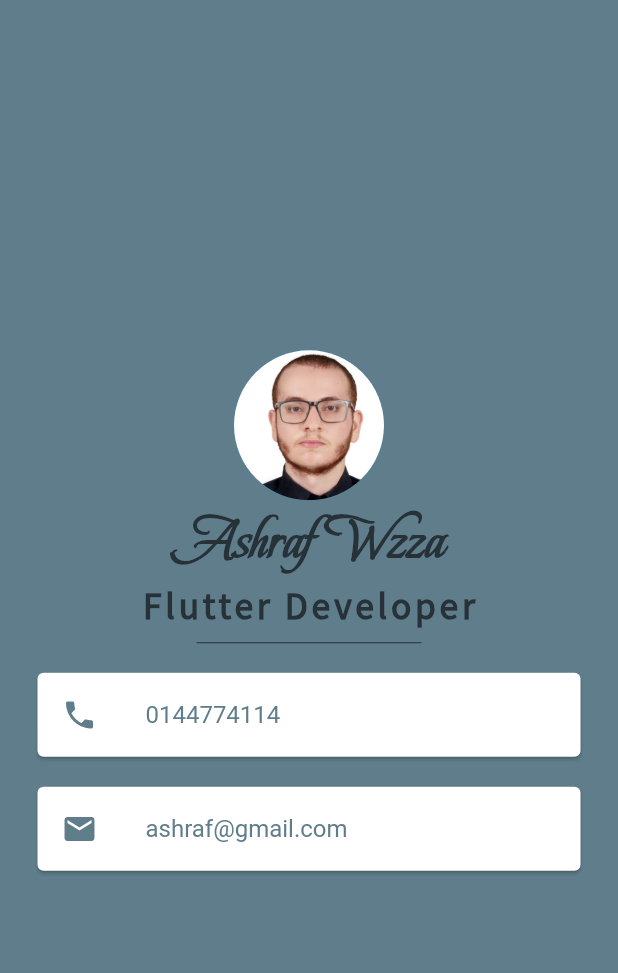
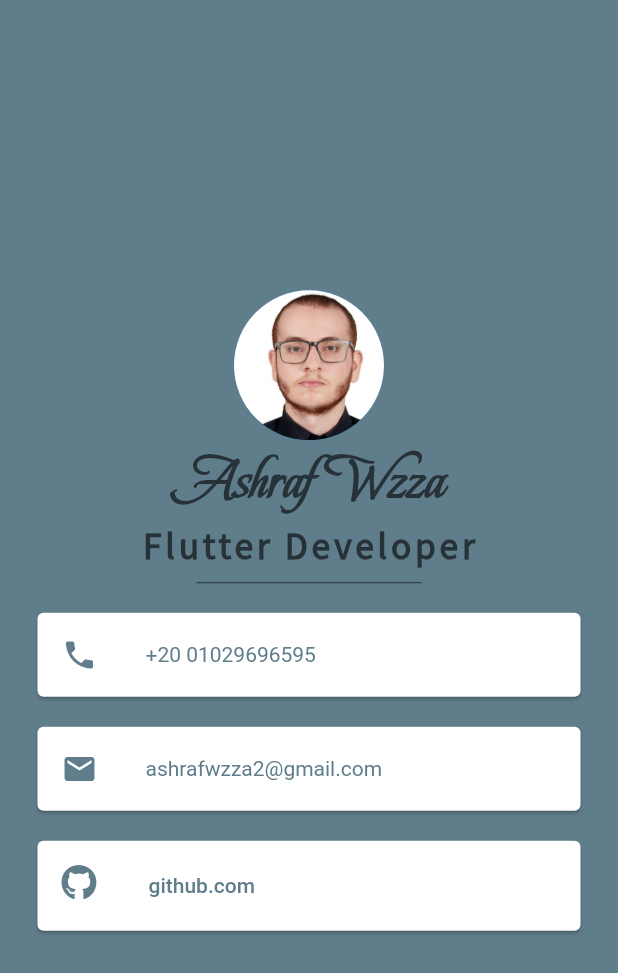
Before and after one commit to AshrafWzza/MiCard, a Flutter app: the screen it shows after launch, on a phone screen of 412 x 824 dp. Shown: the top 973 px of the screen. Run offline on Flutter 3.47's test engine with Material 2 defaults, Android fonts, the phone set to English and light mode, and no system bars; our stand-ins replace font_awesome_flutter.

Commit message:
add HyperLinks with url_launcher Package - and using fontawesomeFonts

```diff
--- a/lib/main.dart
+++ b/lib/main.dart
@@ -1,4 +1,7 @@
+import 'package:flutter/gestures.dart';
 import 'package:flutter/material.dart';
+import 'package:url_launcher/url_launcher.dart';
+import 'package:font_awesome_flutter/font_awesome_flutter.dart';
 
 void main() {
   runApp(MyApp());
@@ -9,6 +12,21 @@ class MyApp extends StatelessWidget {
 
   @override
   Widget build(BuildContext context) {
+    final Uri _urlgit = Uri.parse('https://github.com/AshrafWzza');
+    void _launchUrlGit() async {
+      if (!await launchUrl(_urlgit)) throw 'Could not launch $_urlgit';
+    }
+
+    final Uri _urlmail = Uri.parse('mailto:ashrafwzza2@gmail.com');
+    void _launchUrlMail() async {
+      if (!await launchUrl(_urlmail)) throw 'Could not launch $_urlmail';
+    }
+
+    final Uri _urlphone = Uri.parse('tel:+2001029696595');
+    void _launchUrlPhone() async {
+      if (!await launchUrl(_urlphone)) throw 'Could not Call $_urlphone';
+    }
+
     return MaterialApp(
       home: Scaffold(
         backgroundColor: Colors.blueGrey,
@@ -19,7 +37,7 @@ class MyApp extends StatelessWidget {
             children: [
               SizedBox(
                   width:
-                      double.infinity), //to make colun align center horizontal
+                      double.infinity), //to make Column align center horizontal
               CircleAvatar(
                 radius: 50.0,
                 backgroundImage: AssetImage('images/aa.jpg'),
@@ -57,10 +75,14 @@ class MyApp extends StatelessWidget {
                     Icons.phone,
                     color: Colors.blueGrey,
                   ),
-                  title: Text(
-                    '0144774114',
-                    style: TextStyle(
-                      color: Colors.blueGrey,
+                  title: RichText(
+                    text: TextSpan(
+                      text: '+20 01029696595',
+                      style: TextStyle(color: Colors.blueGrey),
+                      recognizer: TapGestureRecognizer()
+                        ..onTap = () async {
+                          _launchUrlPhone();
+                        },
                     ),
                   ),
                 ),
@@ -72,10 +94,51 @@ class MyApp extends StatelessWidget {
                     Icons.mail,
                     color: Colors.blueGrey,
                   ),
-                  title: Text(
-                    'ashraf@gmail.com',
-                    style: TextStyle(
-                      color: Colors.blueGrey,
+                  title: RichText(
+                    text: TextSpan(
+                        text: 'ashrafwzza2@gmail.com',
+                        style: TextStyle(color: Colors.blueGrey),
+                        // recognizer: TapGestureRecognizer()
+                        //   ..onTap = () async {
+                        //     launchUrl(emailLaunchUri);
+                        //   },
+                        //YOU CAN USE THIS WAY ALSO
+                        recognizer: TapGestureRecognizer()
+                          ..onTap = () async {
+                            if (await canLaunchUrl(Uri.parse(
+                                    'mailto:ashrafwzza2@gmail.com')) ==
+                                true) {
+                              launchUrl(
+                                  Uri.parse('mailto:ashrafwzza2@gmail.com'));
+                            } else {
+                              print("Can't launch Mail");
+                            }
+                          }),
+                  ),
+                ),
+              ),
+              Card(
+                margin: EdgeInsets.symmetric(vertical: 10.0, horizontal: 25.0),
+                child: ListTile(
+                  // using FontAwesomeIcons
+                  leading: FaIcon(
+                    FontAwesomeIcons.github,
+                    color: Colors.blueGrey,
+                  ),
+                  title: Container(
+                    margin: EdgeInsets.all(2.0),
+                    alignment: Alignment.centerLeft,
+                    child: TextButton(
+                      // Use styleFrom to make padding 0 between button's boundary an child
+                      // or you can use RichText textSpan and get rid of styleFrom
+                      style: TextButton.styleFrom(
+                        padding: EdgeInsets.all(0.0),
+                      ),
+                      onPressed: _launchUrlGit,
+                      child: Text(
+                        'github.com',
+                        style: TextStyle(color: Colors.blueGrey),
+                      ),
                     ),
                   ),
                 ),
--- a/pubspec.yaml
+++ b/pubspec.yaml
@@ -34,6 +34,8 @@ dependencies:
   # The following adds the Cupertino Icons font to your application.
   # Use with the CupertinoIcons class for iOS style icons.
   cupertino_icons: ^1.0.2
+  url_launcher: ^6.1.3
+  font_awesome_flutter: ^10.1.0
 
 dev_dependencies:
   flutter_test:
```
Also changed, not shown: pubspec.lock.
